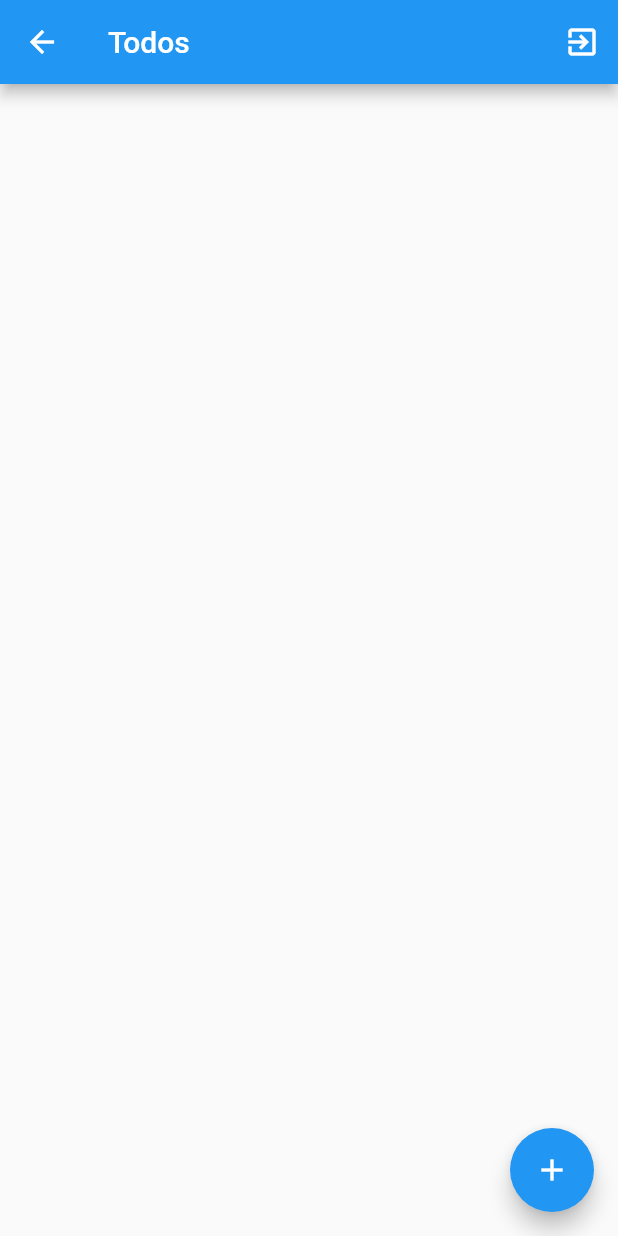
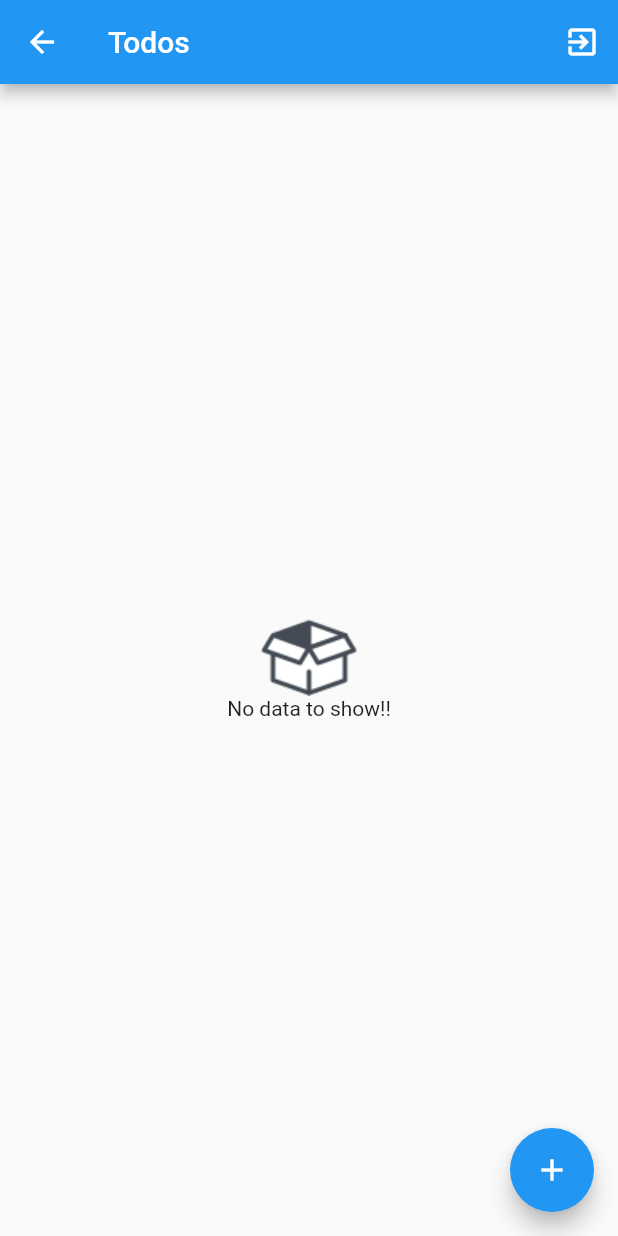
Before and after one commit to The-mover/taskbook, a Flutter app: the HomeScreen screen opened directly, on a phone screen of 412 x 824 dp. Run offline on Flutter 3.47's test engine with Material 2 defaults, Android fonts, the phone set to English and light mode, and no system bars; our stand-ins replace cloud_firestore, firebase_auth, flushbar, flutter_spinkit, get_it; accounts and stored records are empty.

```diff
--- a/taskbook/lib/ui/views/home_screen.dart
+++ b/taskbook/lib/ui/views/home_screen.dart
@@ -35,8 +35,14 @@ class HomeScreen extends StatelessWidget {
               builder: (BuildContext context, AsyncSnapshot<dynamic> snapshot) {
                 if (snapshot.hasError) {
                   return Text('${snapshot.error}');
-                } else if (snapshot.data == null) {
-                  return Text('Data is Empty!!');
+                } else if (snapshot.data == null || snapshot.data.isEmpty) {
+                  return Column(
+                    mainAxisAlignment: MainAxisAlignment.center,
+                    children: <Widget>[
+                      Image.asset('assets/images/empty_box.png'),
+                      Text('No data to show!!'),
+                    ],
+                  );
                 } else if (snapshot.hasData) {
                   return _buildListview(snapshot.data);
                 }
```
Also changed, not shown: taskbook/lib/services/firestore_service.dart (+8 -3 lines), taskbook/pubspec.yaml (+11 -14 lines), taskbook/assets/fonts/Rubik/Rubik-Bold.ttf (added), taskbook/assets/fonts/Rubik/Rubik-Italic.ttf (added), taskbook/assets/fonts/Rubik/Rubik-Medium.ttf (added), taskbook/assets/fonts/Rubik/Rubik-Regular.ttf (added), taskbook/assets/images/empty_box.png (added).
